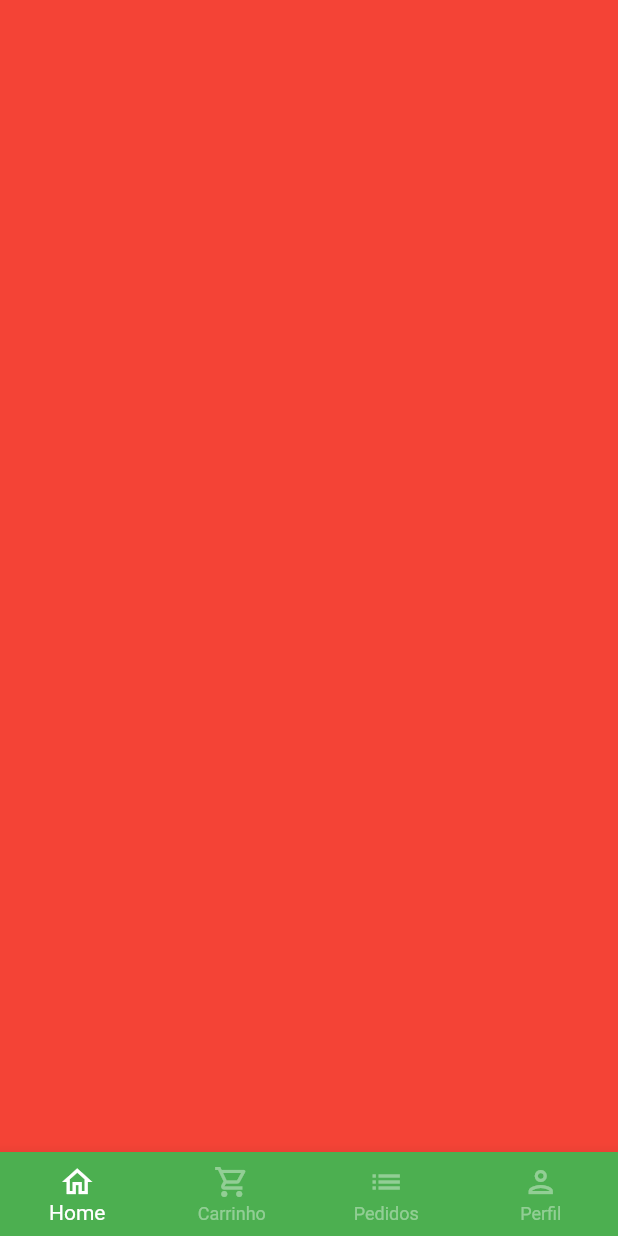
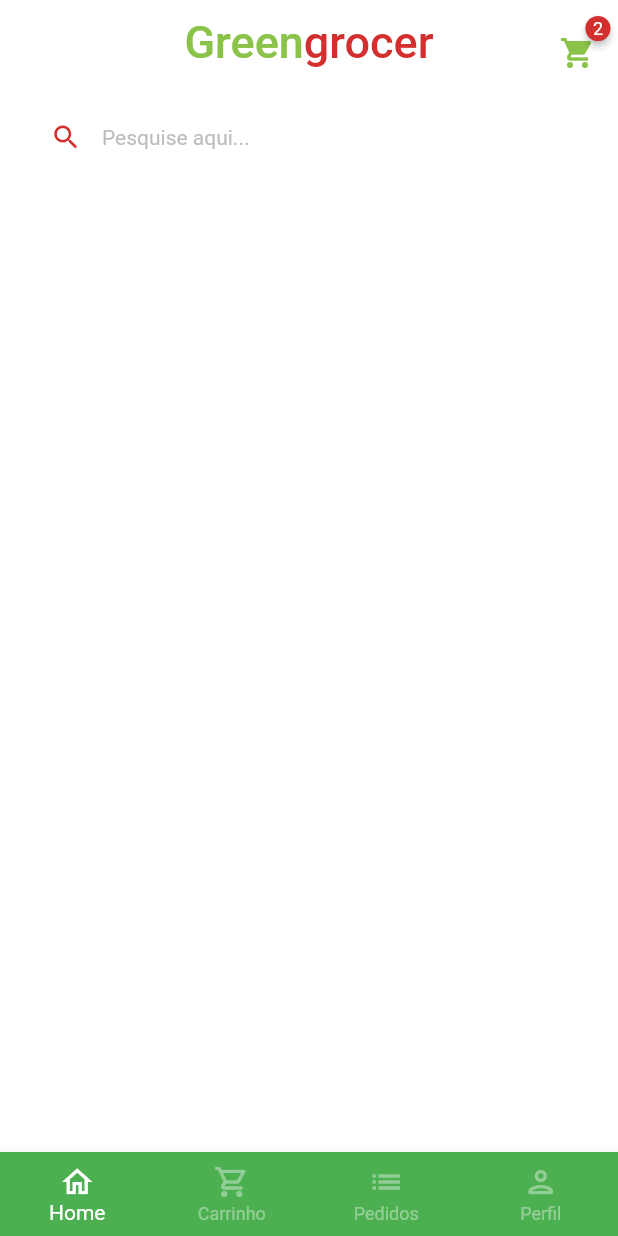
Before and after one commit to FilipeH14/greengrocer, a Flutter app: the screen it shows after launch, after a tap on "Entrar", on a phone screen of 412 x 824 dp. Run offline on Flutter 3.47's test engine with Material 2 defaults, Android fonts, the phone set to English and light mode, and no system bars; drawn by our look-alikes of badges; our stand-ins replace animated_text_kit, mask_text_input_formatter.

Commit message:
badge e campo de pesquisa

```diff
--- a/lib/main.dart
+++ b/lib/main.dart
@@ -16,6 +16,7 @@ class MyApp extends StatelessWidget {
       debugShowCheckedModeBanner: false,
       theme: ThemeData(
         primarySwatch: Colors.green,
+        scaffoldBackgroundColor: Colors.white.withAlpha(190),
       ),
       home: const SignInScreen(),
     );
--- a/lib/src/base/base_screen.dart
+++ b/lib/src/base/base_screen.dart
@@ -1,4 +1,5 @@
 import 'package:flutter/material.dart';
+import 'package:greengrocer/src/home/home_tab.dart';
 
 class BaseScreen extends StatefulWidget {
   const BaseScreen({Key? key}) : super(key: key);
@@ -18,7 +19,7 @@ class _BaseScreenState extends State<BaseScreen> {
         controller: pageController,
         physics: const NeverScrollableScrollPhysics(),
         children: [
-          Container(color: Colors.red),
+          const HomeTab(),
           Container(color: Colors.yellow),
           Container(color: Colors.blue),
           Container(color: Colors.purple),
--- /dev/null
+++ b/lib/src/home/home_tab.dart
@@ -0,0 +1,89 @@
+import 'package:flutter/material.dart';
+import 'package:greengrocer/src/config/custom_colors.dart';
+import 'package:badges/badges.dart';
+
+class HomeTab extends StatelessWidget {
+  const HomeTab({Key? key}) : super(key: key);
+
+  @override
+  Widget build(BuildContext context) {
+    return Scaffold(
+      appBar: AppBar(
+        title: Text.rich(
+          TextSpan(
+            style: const TextStyle(fontSize: 30),
+            children: [
+              TextSpan(
+                text: 'Green',
+                style: TextStyle(color: CustomColors.customSwatchColor),
+              ),
+              TextSpan(
+                text: 'grocer',
+                style: TextStyle(color: CustomColors.customContrastColor),
+              ),
+            ],
+          ),
+        ),
+        actions: [
+          Padding(
+            padding: const EdgeInsets.only(
+              top: 15,
+              right: 15,
+            ),
+            child: Badge(
+              badgeColor: CustomColors.customContrastColor,
+              badgeContent: const Text(
+                '2',
+                style: TextStyle(
+                  color: Colors.white,
+                  fontSize: 12,
+                ),
+              ),
+              child: GestureDetector(
+                child: Icon(
+                  Icons.shopping_cart,
+                  color: CustomColors.customSwatchColor,
+                ),
+                onTap: () {},
+              ),
+            ),
+          ),
+        ],
+        centerTitle: true,
+        backgroundColor: Colors.transparent,
+        elevation: 0,
+      ),
+      body: Column(
+        children: [
+          Padding(
+            padding: const EdgeInsets.symmetric(
+              horizontal: 20,
+              vertical: 10,
+            ),
+            child: TextFormField(
+              decoration: InputDecoration(
+                filled: true,
+                fillColor: Colors.white,
+                isDense: true,
+                hintText: 'Pesquise aqui...',
+                hintStyle: TextStyle(
+                  color: Colors.grey.shade400,
+                  fontSize: 14,
+                ),
+                prefixIcon: Icon(
+                  Icons.search,
+                  color: CustomColors.customContrastColor,
+                  size: 21,
+                ),
+                border: OutlineInputBorder(
+                  borderRadius: BorderRadius.circular(60),
+                  borderSide: const BorderSide(width: 0, style: BorderStyle.none),
+                ),
+              ),
+            ),
+          ),
+        ],
+      ),
+    );
+  }
+}
--- a/pubspec.yaml
+++ b/pubspec.yaml
@@ -31,6 +31,7 @@ dependencies:
     sdk: flutter
   animated_text_kit: ^4.2.2
   mask_text_input_formatter: ^2.4.0
+  badges: ^2.0.3
 
 
   # The following adds the Cupertino Icons font to your application.
```
Also changed, not shown: pubspec.lock.
